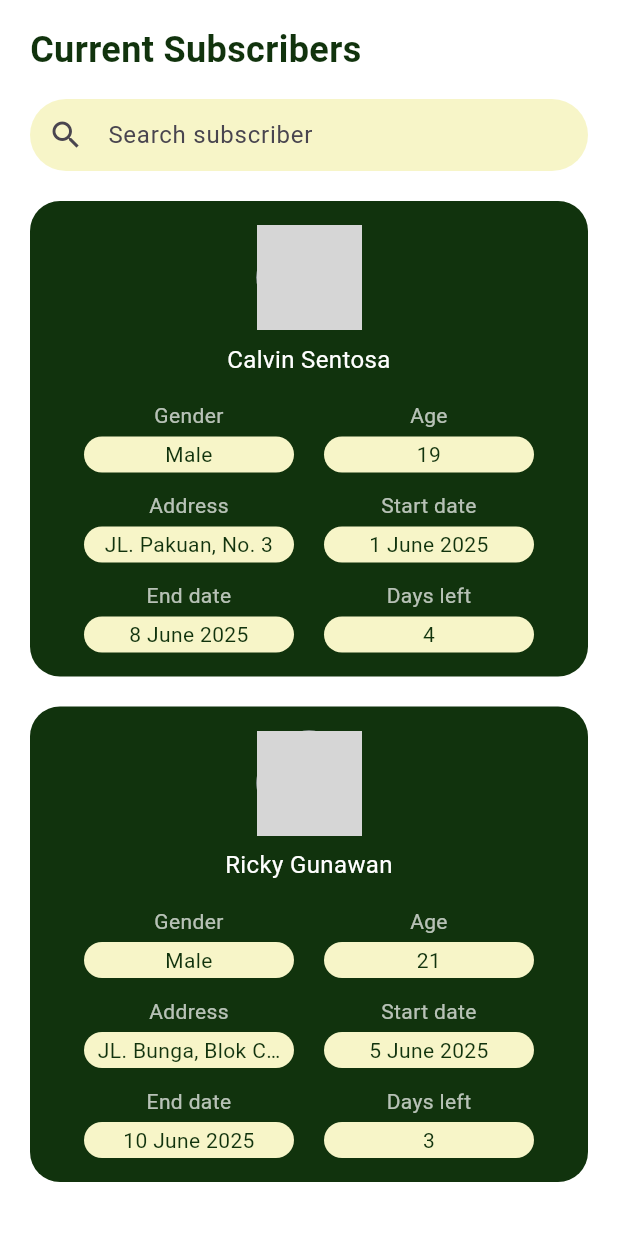
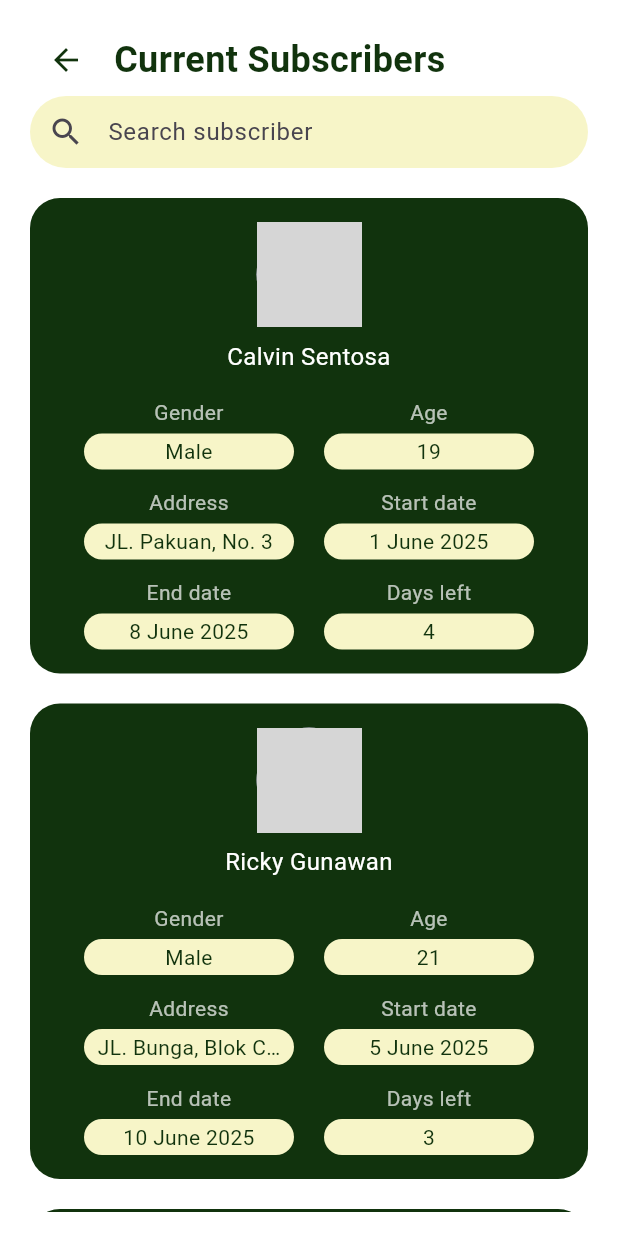
Before and after one commit to FelixSalim/CaterFit, a Flutter app: the SubscriberPage screen opened directly, on a phone screen of 412 x 824 dp. Run offline on Flutter 3.47's test engine with Material 3 defaults, Android fonts, the phone set to English and light mode, and no system bars; our stand-ins replace curved_navigation_bar, dropdown_button2, flutter_tts, google_fonts, image_picker, permission_handler and 1 more; network calls fail; grey boxes are pictures that could not be loaded.

Commit message:
refactor code

```diff
--- a/lib/admin/subscriber.dart
+++ b/lib/admin/subscriber.dart
@@ -87,6 +87,16 @@ class _SubscriberPageState extends State<SubscriberPage> {
           child: Column(
             crossAxisAlignment: CrossAxisAlignment.start,
             children: [
+              Row(
+                children: [
+                  IconButton(
+                    icon: const Icon(Icons.arrow_back),
+                    color: const Color(0xFF11330D),
+                    onPressed: () {
+                      Navigator.pop(context);
+                    },
+                  ),
+                  const SizedBox(width: 8),
                   const Text(
                     'Current Subscribers',
                     style: TextStyle(
@@ -95,7 +105,8 @@ class _SubscriberPageState extends State<SubscriberPage> {
                       color: Color(0xFF11330D),
                     ),
                   ),
-              const SizedBox(height: 16),
+                ],
+              ),
 
               // Search bar
               TextField(
```
Lines whose indentation alone changed are shown as unchanged.
